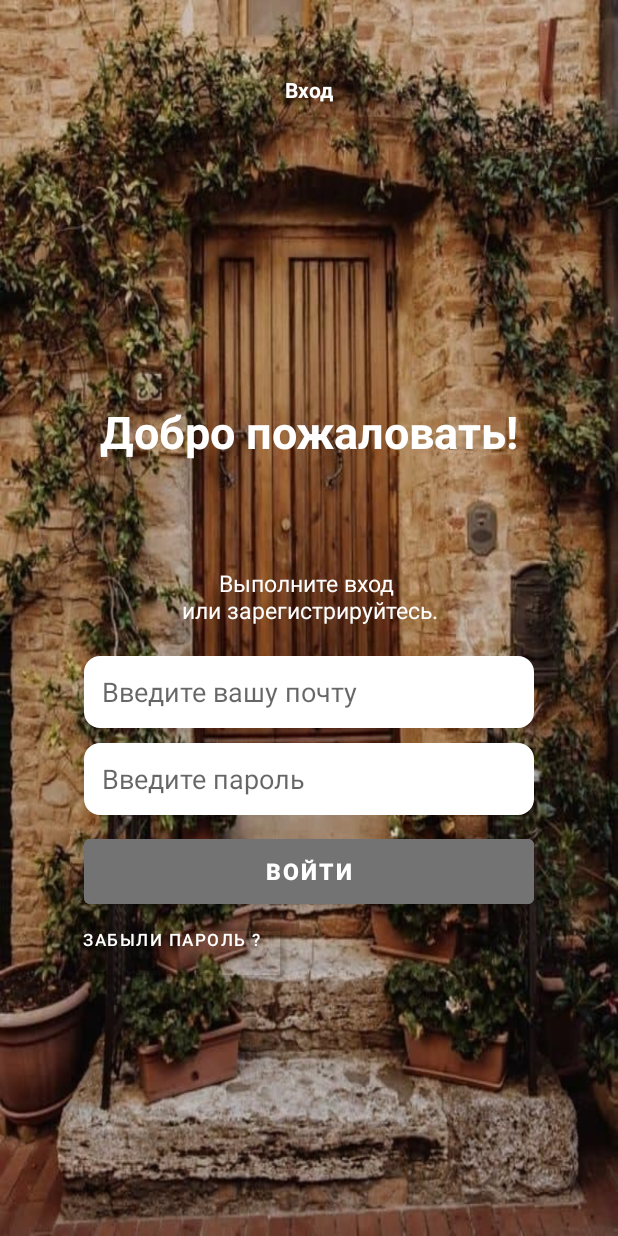
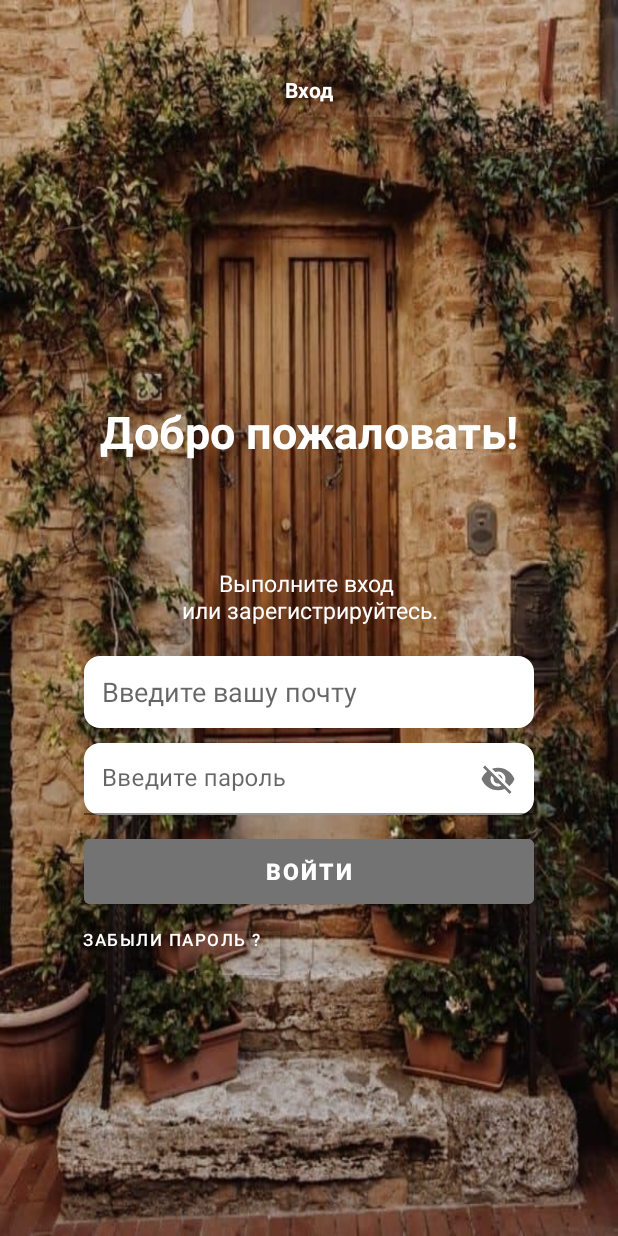
Before and after one commit to albertik001/geektech.android.6hw, an Android app: the screen it shows after launch (MainActivity), on a phone screen of 412 x 824 dp. Run offline under Robolectric (Android 15) with nearby library versions, the phone set to English and light mode, and no system bars.

```diff
--- a/app/src/main/res/layout/activity_main.xml
+++ b/app/src/main/res/layout/activity_main.xml
@@ -7,6 +7,7 @@
     android:background="@drawable/fon"
     android:fitsSystemWindows="true"
     tools:context=".MainActivity">
+
 
     <TextView
         android:id="@+id/dobropojal"
@@ -71,7 +72,11 @@
             android:background="@drawable/buttoncorners"
             android:backgroundTint="@color/white"
             />
-
+<com.google.android.material.textfield.TextInputLayout
+    android:layout_width="wrap_content"
+    android:layout_height="wrap_content"
+    app:endIconMode="password_toggle"
+>
     <EditText
     android:id="@+id/edit_parol"
     android:layout_width="300dp"
@@ -80,7 +85,8 @@
     android:paddingStart="12sp"
     android:background="@drawable/buttoncorners"
     android:backgroundTint="@color/white"
-                android:hint="@string/vvedite_parol" />
+    android:hint="@string/vvedite_parol"/>
+</com.google.android.material.textfield.TextInputLayout>
 
 
         <Button
```
Lines whose indentation alone changed are shown as unchanged.
